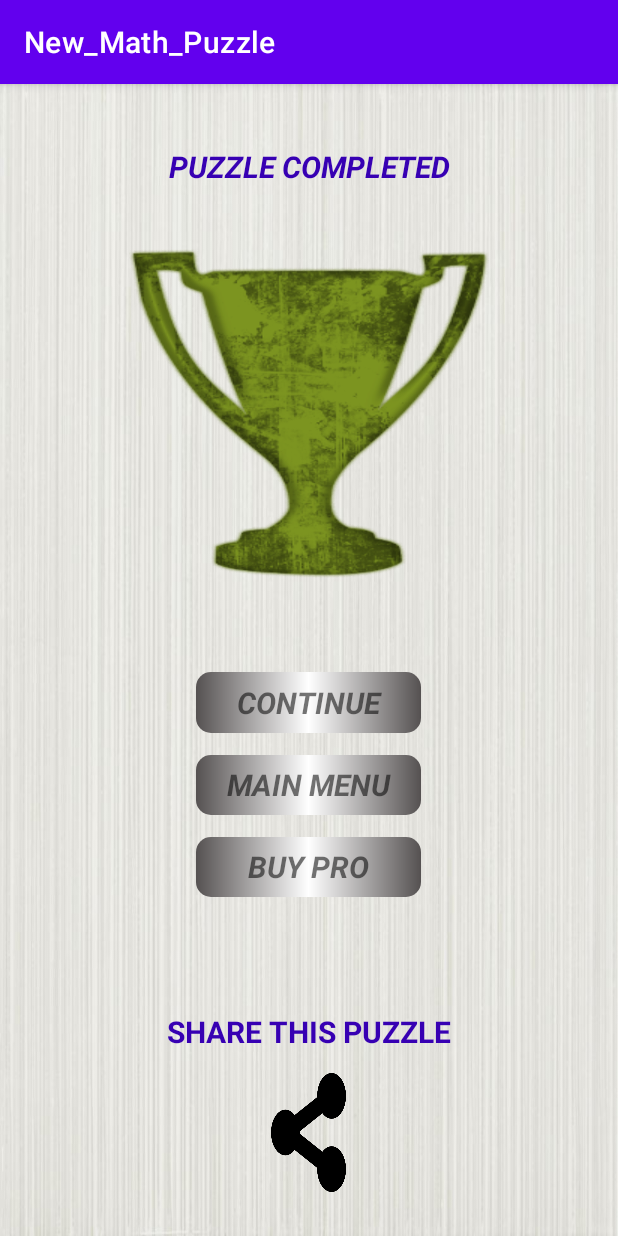
After one commit to DBKakadiya44/MathPuzzle, an Android app: the Winning_page screen opened directly, with no data from a screen before it, on a phone screen of 412 x 824 dp. The commit adds this screen. Run offline under Robolectric (Android 15) with nearby library versions, the phone set to English and light mode, and no system bars.

Commit message:
Third commit

```diff
--- a/app/src/main/AndroidManifest.xml
+++ b/app/src/main/AndroidManifest.xml
@@ -24,6 +24,10 @@
             android:name=".Game_page"
             android:exported="true">
         </activity>
+        <activity
+            android:name=".Winning_page"
+            android:exported="true">
+        </activity>
     </application>
 
 </manifest>
--- a/app/src/main/java/com/example/new_math_puzzle/Game_page.java
+++ b/app/src/main/java/com/example/new_math_puzzle/Game_page.java
@@ -39,15 +39,12 @@ public class Game_page extends AppCompatActivity implements View.OnClickListener
         submit = findViewById(R.id.submit);
 
         skip = findViewById(R.id.skipbutton);
-//        skip.setOnClickListener(new View.OnClickListener() {
-//            @Override
-//            public void onClick(View v) {
-//                if(cnt<19) {
-//                    cnt++;
-//                    imageView.setImageResource(config.img[cnt]);
-//                }
-//            }
-//        });
+        skip.setOnClickListener(new View.OnClickListener() {
+            @Override
+            public void onClick(View v) {
+
+            }
+        });
 
         for(int i=0;i<b.length;i++){
             int id = getResources().getIdentifier("b"+i,"id",getPackageName());
@@ -66,15 +63,12 @@ public class Game_page extends AppCompatActivity implements View.OnClickListener
         submit.setOnClickListener(new View.OnClickListener() {
             @Override
             public void onClick(View v) {
-                Log.d("TTT", "onClick: Submit");
                 if(ans.getText().toString().equals(config.ansArr[levelNo]))
                 {
-                    Log.d("TTT", "onClick: true");
                     levelNo++;
-                    Intent intent=new Intent(Game_page.this, Game_page.class);
+                    Intent intent=new Intent(Game_page.this, Winning_page.class);
                     intent.putExtra("levelNo",levelNo);
                     startActivity(intent);
-                    //finish();
                 }
             }
         });
@@ -91,14 +85,11 @@ public class Game_page extends AppCompatActivity implements View.OnClickListener
             e.getLocalizedMessage();
         }
         Collections.sort(imgArr);
-        Log.d("TTT", "befor: All images="+imgArr);
         arrayList=imgArr.subList(3,imgArr.size()-1);
-        Log.d("TTT", "after: All images="+arrayList);
         InputStream inputstream = null;
         try {
             inputstream = getAssets().open("images/"+arrayList.get(levelNo));
             Drawable drawable = Drawable.createFromStream(inputstream, null);
-            //System.out.println("input Stream="+drawable);
             imageView.setImageDrawable(drawable);
             inputstream.close();
         } catch (IOException e) {
--- /dev/null
+++ b/app/src/main/java/com/example/new_math_puzzle/Winning_page.java
@@ -0,0 +1,42 @@
+package com.example.new_math_puzzle;
+
+import android.content.Intent;
+import android.os.Bundle;
+import android.view.View;
+import android.widget.TextView;
+
+import androidx.appcompat.app.AppCompatActivity;
+
+public class Winning_page extends AppCompatActivity
+{
+    TextView t1,t2;
+    int levalNo;
+
+    @Override
+    protected void onCreate(Bundle savedInstanceState) {
+        super.onCreate(savedInstanceState);
+        setContentView(R.layout.winning_page);
+        t1=findViewById(R.id.continuebutton);
+        t2 = findViewById(R.id.mainmenubutton);
+        levalNo = getIntent().getIntExtra("levelNo",0);
+
+        t1.setOnClickListener(new View.OnClickListener() {
+            @Override
+            public void onClick(View v) {
+                Intent intent = new Intent(Winning_page.this,Game_page.class);
+                intent.putExtra("levelNo",levalNo);
+                startActivity(intent);
+            }
+        });
+
+        t2.setOnClickListener(new View.OnClickListener() {
+            @Override
+            public void onClick(View v) {
+                Intent intent = new Intent(Winning_page.this,MainActivity.class);
+                intent.putExtra("levalNo",levalNo);
+                startActivity(intent);
+            }
+        });
+
+    }
+}
--- a/app/src/main/java/com/example/new_math_puzzle/config.java
+++ b/app/src/main/java/com/example/new_math_puzzle/config.java
@@ -6,5 +6,5 @@ public class config
 //            R.drawable.p8,R.drawable.p9,R.drawable.p10,R.drawable.p11,R.drawable.p12,R.drawable.p13,R.drawable.p14,
 //            R.drawable.p15,R.drawable.p16,R.drawable.p17,R.drawable.p18,R.drawable.p19,R.drawable.p20};
 
-    static String[] ansArr = {"10","20","30","40","50","60"};
+    static String[] ansArr = {"10","20","30","40","50","60","70","80","90","100","110","120","130","140","150","160","170","180","190","200"};
 }
--- /dev/null
+++ b/app/src/main/res/drawable/bg_color.xml
@@ -0,0 +1,13 @@
+<?xml version="1.0" encoding="utf-8"?>
+<shape xmlns:android="http://schemas.android.com/apk/res/android">
+
+    <gradient
+        android:startColor="#555151"
+        android:endColor="#555151"
+        android:centerColor="@color/white">
+
+    </gradient>
+
+    <corners android:radius="10dp"></corners>
+
+</shape>
--- /dev/null
+++ b/app/src/main/res/layout/winning_page.xml
@@ -0,0 +1,131 @@
+<?xml version="1.0" encoding="utf-8"?>
+<LinearLayout xmlns:android="http://schemas.android.com/apk/res/android"
+    android:layout_width="match_parent"
+    android:layout_height="match_parent"
+    android:orientation="vertical"
+    android:background="@drawable/background">
+
+    <LinearLayout
+        android:layout_width="match_parent"
+        android:layout_height="match_parent"
+        android:orientation="vertical"
+        android:layout_weight="0.8">
+
+        <TextView
+            android:layout_width="match_parent"
+            android:layout_height="match_parent"
+            android:layout_weight="2"
+            android:text="PUZZLE COMPLETED"
+            android:textColor="@color/purple_700"
+            android:gravity="center"
+            android:textSize="20dp"
+            android:textStyle="bold|italic">
+
+        </TextView>
+
+        <ImageView
+            android:layout_width="wrap_content"
+            android:layout_height="match_parent"
+            android:background="@drawable/trophy"
+            android:layout_gravity="center"
+            android:layout_weight="1"
+            ></ImageView>
+
+    </LinearLayout>
+
+    <LinearLayout
+        android:layout_width="match_parent"
+        android:layout_height="match_parent"
+        android:orientation="vertical"
+        android:layout_weight="0.9">
+
+
+        <TextView
+            android:layout_width="match_parent"
+            android:layout_height="match_parent"
+            android:layout_weight="1">
+
+        </TextView>
+        <TextView
+            android:layout_width="150dp"
+            android:layout_gravity="center"
+            android:layout_height="match_parent"
+            android:id="@+id/continuebutton"
+            android:layout_margin="7dp"
+            android:background="@drawable/bg_color"
+            android:layout_weight="1"
+            android:textSize="20dp"
+            android:text="CONTINUE"
+            android:gravity="center"
+            android:textStyle="italic|bold">
+
+        </TextView>
+
+        <TextView
+            android:layout_width="150dp"
+            android:layout_gravity="center"
+            android:layout_height="match_parent"
+            android:id="@+id/mainmenubutton"
+            android:layout_margin="7dp"
+            android:background="@drawable/bg_color"
+            android:layout_weight="1"
+            android:textSize="20dp"
+            android:text="MAIN MENU"
+            android:gravity="center"
+            android:textStyle="italic|bold">
+
+        </TextView>
+
+        <TextView
+            android:layout_width="150dp"
+            android:layout_gravity="center"
+            android:layout_height="match_parent"
+            android:layout_margin="7dp"
+            android:background="@drawable/bg_color"
+            android:layout_weight="1"
+            android:textSize="20dp"
+            android:text="BUY PRO"
+            android:gravity="center"
+            android:textStyle="italic|bold">
+
+        </TextView>
+        <TextView
+            android:layout_width="match_parent"
+            android:layout_height="match_parent"
+            android:layout_weight="1">
+
+        </TextView>
+
+    </LinearLayout>
+
+    <LinearLayout
+        android:layout_width="match_parent"
+        android:layout_height="match_parent"
+        android:orientation="vertical"
+        android:layout_weight="1.1">
+
+        <TextView
+            android:layout_width="match_parent"
+            android:layout_height="match_parent"
+            android:layout_weight="2"
+            android:text="SHARE THIS PUZZLE"
+            android:textColor="@color/purple_700"
+            android:textStyle="bold"
+            android:gravity="center"
+            android:textSize="20dp"
+            ></TextView>
+
+        <ImageView
+            android:layout_width="50dp"
+            android:layout_height="match_parent"
+            android:layout_gravity="center"
+            android:layout_marginBottom="30dp"
+            android:layout_weight="1"
+            android:background="@drawable/shareus">
+
+        </ImageView>
+
+    </LinearLayout>
+
+
+</LinearLayout>
```
Also changed, not shown: app/src/main/res/drawable/shareus.png (added).
